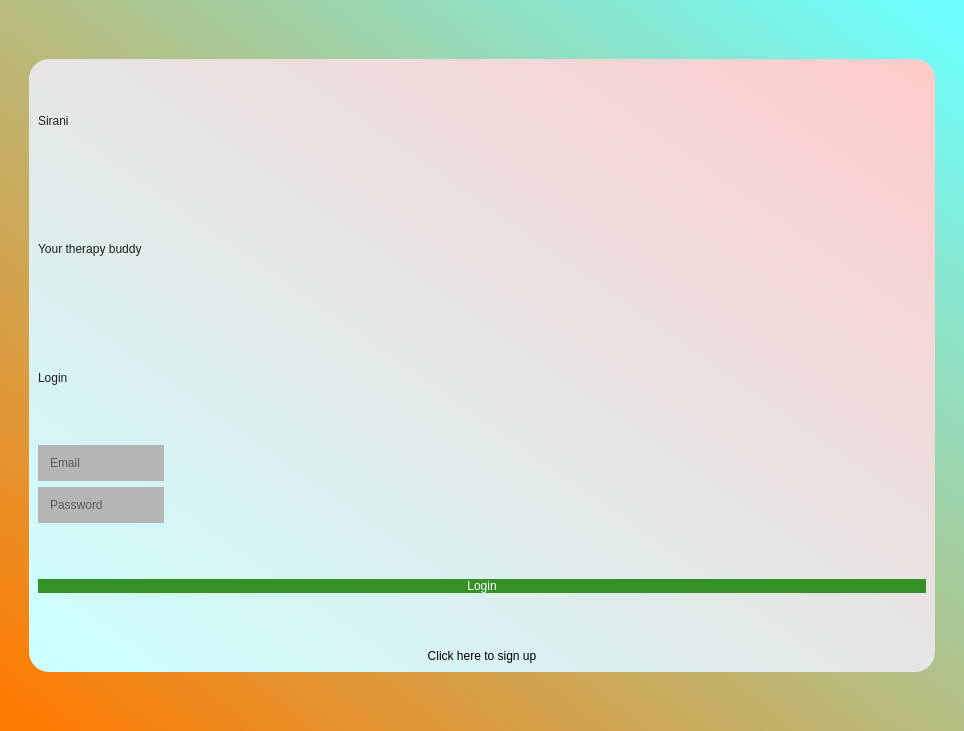
Old version of the form source_code/mainwindow.ui in the repository suwubham/sirani.
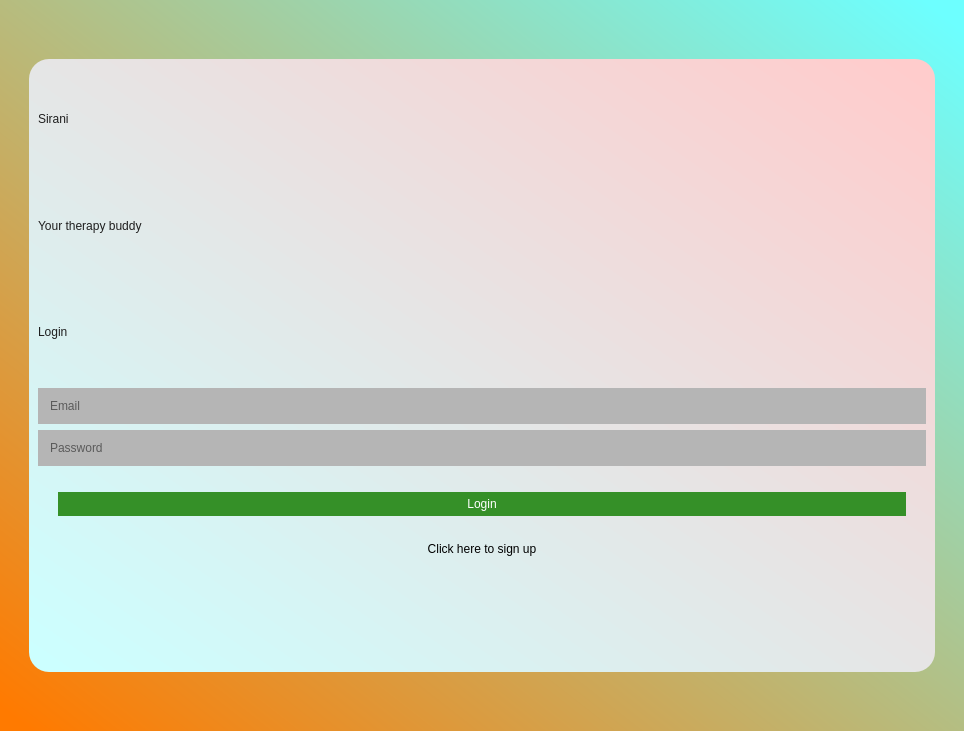
New version of the form.

Commit message: made login responsive

The edit to the form file:
```diff
--- a/source_code/mainwindow.ui
+++ b/source_code/mainwindow.ui
@@ -12,14 +12,14 @@
   </property>
   <property name="minimumSize">
    <size>
-    <width>964</width>
-    <height>731</height>
+    <width>0</width>
+    <height>0</height>
    </size>
   </property>
   <property name="maximumSize">
    <size>
-    <width>964</width>
-    <height>731</height>
+    <width>10000</width>
+    <height>10000</height>
    </size>
   </property>
   <property name="windowTitle">
@@ -61,26 +61,23 @@
       <property name="frameShadow">
        <enum>QFrame::Raised</enum>
       </property>
-      <layout class="QVBoxLayout" name="verticalLayout">
-       <property name="topMargin">
-        <number>0</number>
-       </property>
-       <item>
-        <widget class="QLabel" name="label">
+      <layout class="QGridLayout" name="gridLayout">
+       <item row="4" column="0">
+        <widget class="QLineEdit" name="lineEdit_2">
          <property name="styleSheet">
-          <string notr="true">font: 600 65pt &quot;Segoe UI Variable Text Semibold&quot;;
-color: rgb(31, 31, 31);
-padding: 0px;
+          <string notr="true">font: 600 14pt &quot;Segoe UI Variable Text Semibold&quot;;
+border-radius: 20px;
+background-color: rgb(181, 181, 181);
+Padding: 10px;
 margin: 0px;
-background: transparent;
 </string>
          </property>
-         <property name="text">
-          <string>Sirani</string>
+         <property name="placeholderText">
+          <string>Password</string>
          </property>
         </widget>
        </item>
-       <item alignment="Qt::AlignLeft">
+       <item row="1" column="0">
         <widget class="QLabel" name="label_2">
          <property name="styleSheet">
           <string notr="true">font: 600 20pt &quot;Segoe UI Variable Text Semibold&quot;;
@@ -94,8 +91,8 @@
          </property>
         </widget>
        </item>
-       <item alignment="Qt::AlignLeft">
-        <widget class="QLabel" name="label_3">
+       <item row="2" column="0">
+        <widget class="QLabel" name="label_7">
          <property name="styleSheet">
           <string notr="true">font: 600 20pt &quot;Segoe UI Variable Text Semibold&quot;;
 color: rgb(31, 31, 31);
@@ -109,7 +106,28 @@
          </property>
         </widget>
        </item>
-       <item alignment="Qt::AlignLeft">
+       <item row="0" column="0">
+        <widget class="QLabel" name="label">
+         <property name="sizePolicy">
+          <sizepolicy hsizetype="Minimum" vsizetype="Preferred">
+           <horstretch>0</horstretch>
+           <verstretch>0</verstretch>
+          </sizepolicy>
+         </property>
+         <property name="styleSheet">
+          <string notr="true">font: 600 65pt &quot;Segoe UI Variable Text Semibold&quot;;
+color: rgb(31, 31, 31);
+padding: 0px;
+margin: 0px;
+background: transparent;
+</string>
+         </property>
+         <property name="text">
+          <string>Sirani</string>
+         </property>
+        </widget>
+       </item>
+       <item row="3" column="0">
         <widget class="QLineEdit" name="lineEdit">
          <property name="styleSheet">
           <string notr="true">font: 600 14pt &quot;Segoe UI Variable Text Semibold&quot;;
@@ -124,37 +142,41 @@
          </property>
         </widget>
        </item>
-       <item alignment="Qt::AlignLeft">
-        <widget class="QLineEdit" name="lineEdit_2">
-         <property name="styleSheet">
-          <string notr="true">font: 600 14pt &quot;Segoe UI Variable Text Semibold&quot;;
-border-radius: 20px;
-background-color: rgb(181, 181, 181);
-Padding: 10px;
-margin: 0px;
-</string>
+       <item row="5" column="0">
+        <widget class="QPushButton" name="button_login">
+         <property name="cursor">
+          <cursorShape>PointingHandCursor</cursorShape>
          </property>
-         <property name="placeholderText">
-          <string>Password</string>
-         </property>
-        </widget>
-       </item>
-       <item>
-        <widget class="QPushButton" name="pushButton">
          <property name="styleSheet">
           <string notr="true">font: 1000 18pt &quot;Segoe UI Variable Text Semibold&quot;;
 color: rgb(255, 255, 255);
 border-radius: 20px;
 background-color: rgb(53, 144, 40);
-</string>
+margin: 20px;
+padding: 5px;</string>
          </property>
          <property name="text">
           <string>Login</string>
          </property>
         </widget>
        </item>
-       <item>
-        <widget class="QPushButton" name="pushButton_2">
+       <item row="7" column="0">
+        <widget class="QLabel" name="label_3">
+         <property name="styleSheet">
+          <string notr="true">margin:0px;
+padding: 0px;
+background:  transparent;</string>
+         </property>
+         <property name="text">
+          <string/>
+         </property>
+        </widget>
+       </item>
+       <item row="6" column="0">
+        <widget class="QPushButton" name="pushButton">
+         <property name="cursor">
+          <cursorShape>PointingHandCursor</cursorShape>
+         </property>
          <property name="styleSheet">
           <string notr="true">font: 1000 12pt &quot;Segoe UI Variable Text Semibold&quot;;
 border-radius: 20px;
```
The commit also changes 2 other files.
